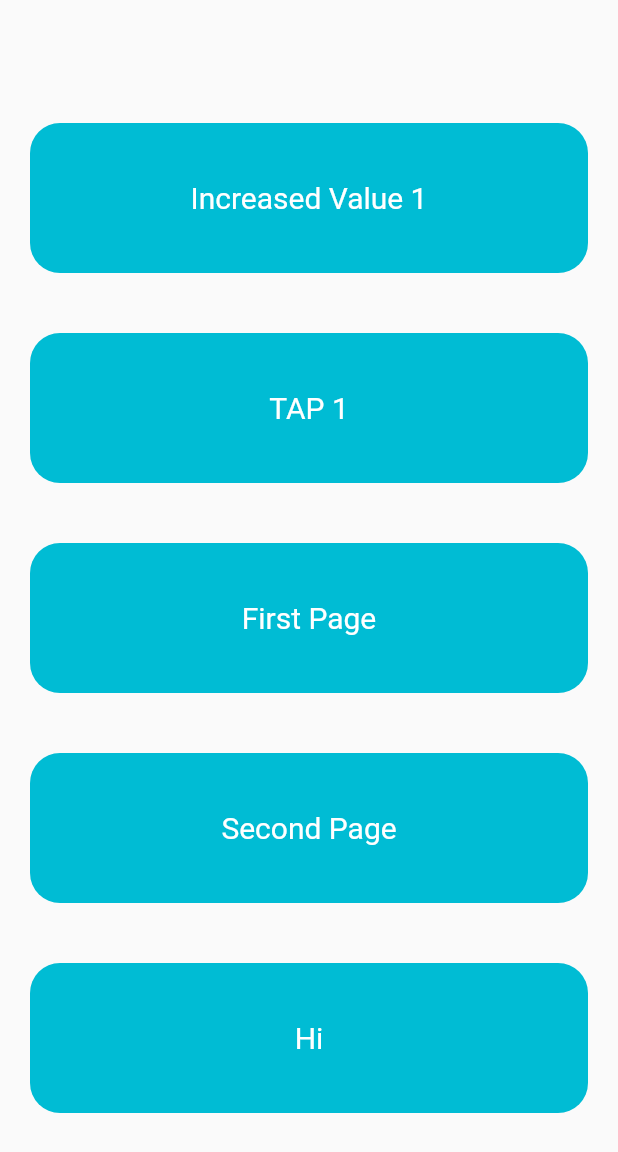
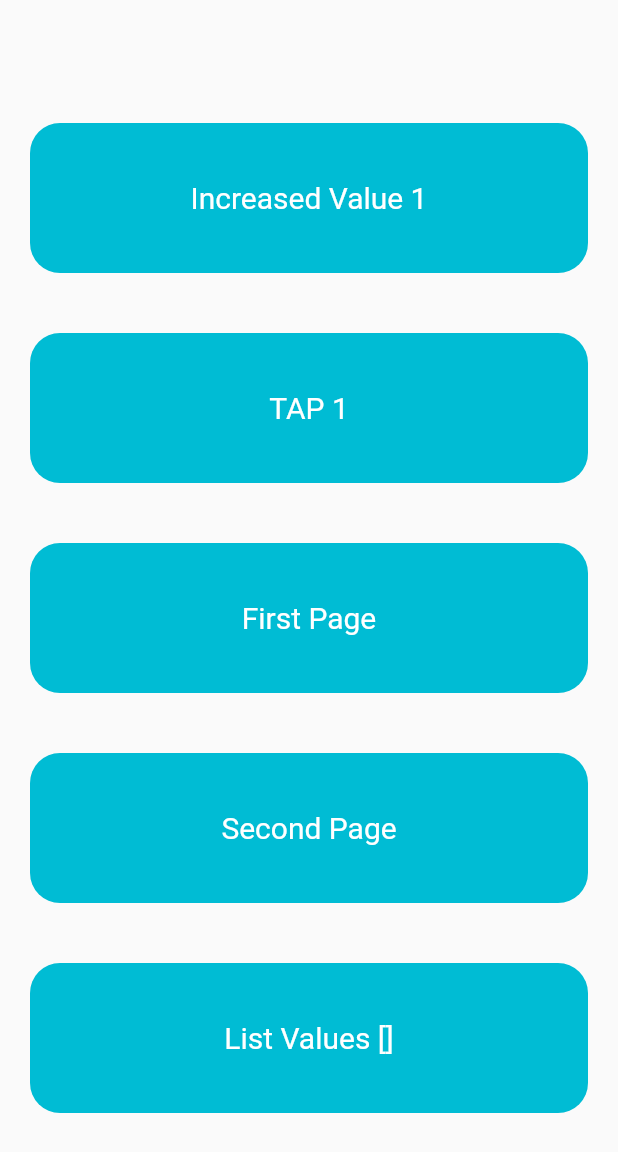
Before and after one commit to Al-AminJoy/getx_basic, a Flutter app: the screen it shows after launch, after a tap on "TAP 1", on a phone screen of 412 x 824 dp. Shown: the top 1152 px of the screen. Run offline on Flutter 3.47's test engine with Material 2 defaults, Android fonts, the phone set to English and light mode, and no system bars; our stand-ins replace get.

Commit message:
List Controller

```diff
--- a/lib/Home.dart
+++ b/lib/Home.dart
@@ -1,5 +1,6 @@
 import 'package:flutter/material.dart';
 import 'package:get/get.dart';
+import 'package:getx_basic/controllers/list_controller.dart';
 import 'package:getx_basic/controllers/tap_controller.dart';
 import 'package:getx_basic/first_page.dart';
 import 'package:getx_basic/second_page.dart';
@@ -9,7 +10,8 @@ class Home extends StatelessWidget {
 
   @override
   Widget build(BuildContext context) {
-    TapController controller = Get.put(TapController());
+    TapController controller = Get.find();
+    ListController listController = Get.find();
 
     return Scaffold(
       body: Container(
@@ -87,20 +89,23 @@ class Home extends StatelessWidget {
                 )),
               ),
             ),
-            GestureDetector(
-              child: Container(
+            GetBuilder<ListController>(
+              builder: (_){
+                return Container(
                   width: double.maxFinite,
                   height: 100,
                   margin: const EdgeInsets.all(20),
                   decoration: BoxDecoration(
                       borderRadius: BorderRadius.circular(20),
                       color: Colors.cyan),
-                child: const Center(
+                  child:  Center(
                       child: Text(
-                  'Hi',
-                  style: TextStyle(fontSize: 20, color: Colors.white),
+                        'List Values ${listController.list.value.toList()}',
+                        style: const TextStyle(fontSize: 20, color: Colors.white),
                       )),
-              ),
+                );
+              },
+
             ),
           ],
         ),
--- a/lib/ThirdPage.dart
+++ b/lib/ThirdPage.dart
@@ -1,6 +1,7 @@
 import 'package:flutter/material.dart';
 import 'package:get/get.dart';
 import 'package:getx_basic/Home.dart';
+import 'package:getx_basic/controllers/list_controller.dart';
 import 'package:getx_basic/controllers/tap_controller.dart';
 
 class ThirdPage extends StatelessWidget {
@@ -8,6 +9,9 @@ class ThirdPage extends StatelessWidget {
 
   @override
   Widget build(BuildContext context) {
+
+    ListController listController = Get.find();
+
     return Scaffold(
       body: Column(
         mainAxisAlignment: MainAxisAlignment.center,
@@ -47,6 +51,7 @@ class ThirdPage extends StatelessWidget {
           GestureDetector(
             onTap: (){
               Get.find<TapController>().increaseY();
+              listController.addValue(Get.find<TapController>().y.value);
             },
             child: Container(
               width: double.maxFinite,
--- /dev/null
+++ b/lib/controllers/list_controller.dart
@@ -0,0 +1,14 @@
+import 'package:get/get.dart';
+
+class ListController extends GetxController{
+
+  RxList _list = [].obs;
+
+  RxList get list => _list;
+
+  void addValue(int x){
+    _list.add(x);
+    print(_list);
+  }
+
+}
--- /dev/null
+++ b/lib/helper/init_controller.dart
@@ -0,0 +1,12 @@
+import 'package:get/get.dart';
+
+import '../controllers/list_controller.dart';
+import '../controllers/tap_controller.dart';
+
+class InitController implements Bindings{
+  @override
+  void dependencies() {
+    Get.lazyPut(()=> TapController());
+    Get.lazyPut(()=> ListController());
+  }
+}
--- a/lib/main.dart
+++ b/lib/main.dart
@@ -1,8 +1,9 @@
 import 'package:flutter/material.dart';
 import 'package:get/get.dart';
 import 'package:getx_basic/Home.dart';
+import 'package:getx_basic/helper/init_controller.dart';
 
-void main() {
+Future<void> main() async {
   runApp(const MyApp());
 }
 
@@ -13,6 +14,7 @@ void main() {
    @override
    Widget build(BuildContext context) {
      return GetMaterialApp(
+       initialBinding: InitController(),
        theme: ThemeData(primarySwatch: Colors.blue),
        home: Home(),
      );
```
Lines whose indentation alone changed are shown as unchanged.
